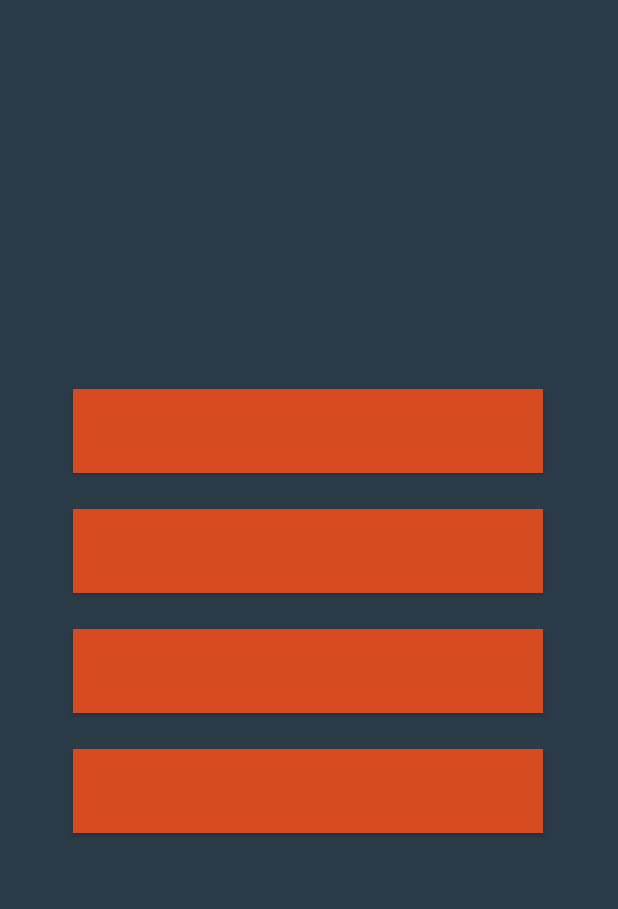
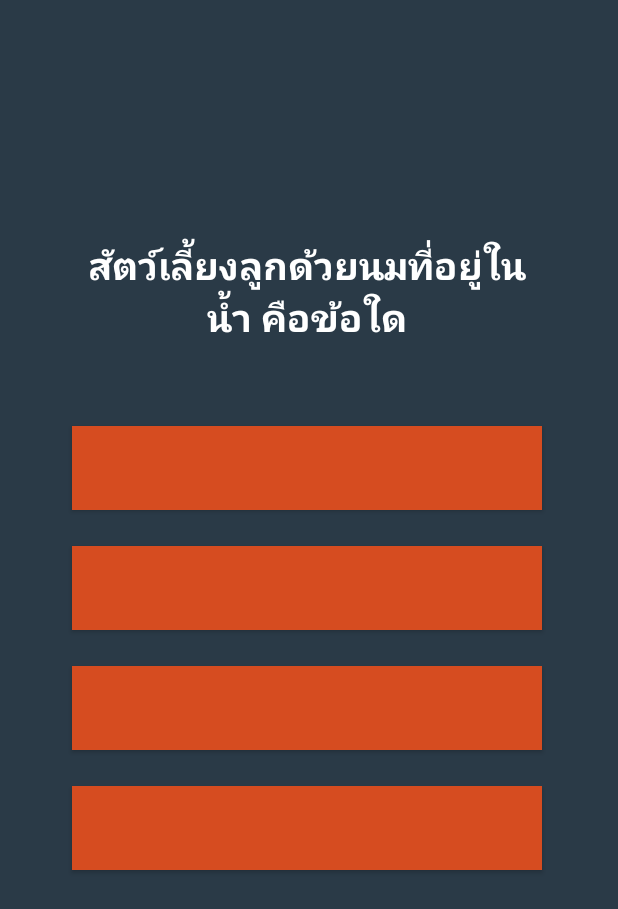
Before and after one commit to llitte/final_project, an Android app: the StartGameActivity screen opened directly, with no data from a screen before it, on a phone screen of 412 x 824 dp. Shown: the top 909 px of the screen. Run offline under Robolectric (Android 15) with nearby library versions, the phone set to English and light mode, and no system bars.

Commit message:
//23.11.2020 20:12 ครั้งที่ 4

```diff
--- a/app/src/main/java/mongkhonsin/atsadawut/didyouknow/StartGameActivity.java
+++ b/app/src/main/java/mongkhonsin/atsadawut/didyouknow/StartGameActivity.java
@@ -8,13 +8,16 @@ import android.content.Intent;
 import android.os.Bundle;
 import android.view.View;
 import android.widget.Button;
+import android.widget.TextView;
 
 import mongkhonsin.atsadawut.didyouknow.model.QuestionAndAnswer;
+import mongkhonsin.atsadawut.didyouknow.model.QuestionAndAnswerList;
 
 public class StartGameActivity extends AppCompatActivity implements View.OnClickListener {
 
+    private TextView questionTextView;
     private Button[] mChoiceButton = new Button[4];
-
+    private QuestionAndAnswerList questionAndAnswer = new QuestionAndAnswerList();
 
     @Override
     protected void onCreate(Bundle savedInstanceState) {
@@ -23,6 +26,8 @@ public class StartGameActivity extends AppCompatActivity implements View.OnClick
 
         Intent i = getIntent();
         String category = i.getStringExtra("category");
+
+        questionTextView = findViewById(R.id.question_text_view);
         mChoiceButton[0] = findViewById(R.id.choice1_button);
         mChoiceButton[1] = findViewById(R.id.choice2_button);
         mChoiceButton[2] = findViewById(R.id.choice3_button);
@@ -30,48 +35,8 @@ public class StartGameActivity extends AppCompatActivity implements View.OnClick
         for(int index = 0; index < 4; index++){
             mChoiceButton[index].setOnClickListener(this);
         }
-        QuestionAndAnswer[] animalCategoryList = {
-                // 1
-                new QuestionAndAnswer(
-                        "สัตว์เลี้ยงลูกด้วยนมที่อยู่ในน้ำ คือข้อใด",
-                        "ปลาหมึก",
-                        "ปลาโลมา",
-                        "ปลากระเบน",
-                        "ปลาไหล",
-                        "ปลาโลมา"),
-                // 2
-                new QuestionAndAnswer(
-                        "สัตว์ในข้อใดจัดเป็นสัตว์เลือดอุ่นทั้งหมด",
-                        "เสือ จระเข้",
-                        "วัว กบ",
-                        "กระรอก เต่า",
-                        "ชะนี นกยูง",
-                        "ชะนี นกยูง"),
-                // 3
-                new QuestionAndAnswer(
-                        "ข้อใดไม่ใช่สัตว์เลี้ยงลูกด้วยนม",
-                        "แมว",
-                        "กิ่งก่า",
-                        "ค้างคาว",
-                        "ปลาพะยูน",
-                        "กิ่งก่า"),
-                // 4
-                new QuestionAndAnswer(
-                        "สัตว์ชนิดใดไม่จัดอยู่ในพวกสัตว์ปีก",
-                        "นกแก้ว",
-                        "ค้างคาว",
-                        "นกขุนทอง",
-                        "นกกระจอกเทศ",
-                        "ค้างคาว"),
-                // 5
-                new QuestionAndAnswer(
-                        "ข้อใดที่เป็นลักษณะเหมือนกับของสัตว์ครึ่งน้ำครึ่งบกและสัตว์เลื้อยคลาน",
-                        "การเคลื่อนที่",
-                        "ลักษณะผิวหนัง",
-                        "ไข่มีเปลือกหุ้มแข็ง",
-                        "อุณหภูมร่างกาย",
-                        "อุณหภูมร่างกาย")
-        };
+        QuestionAndAnswer[] animalCategoryList = questionAndAnswer.animalCategoryList;
+        questionTextView.setText(animalCategoryList[0].question);
 
     }
     public void onClick(View view){
--- a/app/src/main/java/mongkhonsin/atsadawut/didyouknow/model/QuestionAndAnswerList.java
+++ b/app/src/main/java/mongkhonsin/atsadawut/didyouknow/model/QuestionAndAnswerList.java
@@ -43,4 +43,130 @@ public class QuestionAndAnswerList {
                     "อุณหภูมร่างกาย",
                     "อุณหภูมร่างกาย")
     };
+    static public QuestionAndAnswer[] generalCategoryList ={
+            // 1
+            new QuestionAndAnswer(
+                    "ประธานอาเซียนปี 2563 คือประเทศใด",
+                    "เวียดนาม",
+                    "มาเลเซีย",
+                    "สิงคโปร์",
+                    "ไทย",
+                    "เวียดนาม"),
+            // 2
+            new QuestionAndAnswer(
+                    "กีฬาซีเกมส์ปี 2019 จัดที่ประเทศใด",
+                    "เมียนมาร์",
+                    "ฟิลิปปินส์",
+                    "สิงคโปร์",
+                    "เวียดนาม",
+                    "ฟิลิปปินส์"),
+            // 3
+            new QuestionAndAnswer(
+                    "กีฬาโอลิมปิก 2020 จัดที่ประเทศใด",
+                    "ฟิลิปปินส์",
+                    "ญี่ปุ่น",
+                    "อังกฤษ",
+                    "บราซิล",
+                    "ญี่ปุ่น"),
+            // 4
+            new QuestionAndAnswer(
+                    "การแข่งขันกีฬาโอลิมปิก 2020 จัดเป็นครั้งที่เท่าไร",
+                    "30",
+                    "31",
+                    "32",
+                    "33",
+                    "32"),
+            // 5
+            new QuestionAndAnswer(
+                    "ผู้ชนะการประกวดมิสยูนิเวิร์ส 2019 คือประเทศใด",
+                    "แอฟริกาใต้",
+                    "สหรัฐอเมริกา",
+                    "ไทย",
+                    "แคนาดา",
+                    "แอฟริกาใต้")
+    };
+    static public QuestionAndAnswer[] foodCategoryList ={
+            // 1
+            new QuestionAndAnswer(
+                    "เนื้อเค็ม กินกับเครื่องเคียงใด",
+                    "ไข่เจียว",
+                    "แกงจืด",
+                    "แกงเผ็ด",
+                    "เกงส้มผักรวม",
+                    "เกงส้มผักรวม"),
+            // 2
+            new QuestionAndAnswer(
+                    "ข้าวคลุกกระปิ มีเครื่องแนมในข้อใด",
+                    "เนื้อทอด",
+                    "ไข่ดาว",
+                    "ไข่ลูกเขย",
+                    "หมูหวาน",
+                    "หมูหวาน"),
+            // 3
+            new QuestionAndAnswer(
+                    "คำว่า อาหารที่ต้องจัดเข้าชุดกันประกอบด้วยอาหารประเภทใด",
+                    "ต้ม ผัด",
+                    "แกง ทอด ยำ",
+                    "น้ำพริก ผักลวกผักสด",
+                    "ถูกทุกข้อ",
+                    "ถูกทุกข้อ"),
+            // 4
+            new QuestionAndAnswer(
+                    "ข้อใดคืออาหารภาคกลาง",
+                    "ข้าวสวย แกงมัสมั่น",
+                    "ข้าวเหนียว น้ำพริกหนุ่ม",
+                    "เข้าเหนียว ลาบเป็ด",
+                    "ข้าวสวย แกงเหลือง",
+                    "ข้าวสวย แกงมัสมั่น"),
+            // 5
+            new QuestionAndAnswer(
+                    "ข้อใดคืออาหารภาคเหนือ",
+                    "ต้มยำกุ้ง",
+                    "ใสอั่ว",
+                    "แกงไตปลา",
+                    "แกงเขียวหวาน",
+                    "ใสอั่ว")
+    };
+    static public QuestionAndAnswer[] artistCategoryList ={
+            // 1
+            new QuestionAndAnswer(
+                    "ความงามที่แสดงออกเกี่ยวกับเส้น สี แสงเงา รูปร่าง ความรู้สึก คืออะไร",
+                    "ดนตรี",
+                    "จิตรกรรม",
+                    "ประติมากรรม",
+                    "สถาปัตยกรรม",
+                    "สถาปัตยกรรม"),
+            // 2
+            new QuestionAndAnswer(
+                    "พฤติกรรมอย่างไรของบุคคลซึ่งแสดงว่าเข้าถึงศิลปะ",
+                    "รับรู้และยินดี",
+                    "มองเห็นคุณค่า",
+                    "เข้าใจและซาบซึ้ง",
+                    "ชื่นชอบและสนใจ",
+                    "มองเห็นคุณค่า"),
+            // 3
+            new QuestionAndAnswer(
+                    "ศิลปะประเภทใดที่เหมาะในการนำมาจัดแสดงในสวนสาธารณะ",
+                    "ภาพถ่าย",
+                    "ภาพพิมพ์",
+                    "จิตรกรรม",
+                    "ประติมากรรม",
+                    "ภาพถ่าย"),
+            // 4
+            new QuestionAndAnswer(
+                    "ลักษณะผิวหยาบให้ความรู้สึกอย่างไร",
+                    "แข็งแรง สง่างาม สุภาพ",
+                    "แข็งแรง อ่อนไหว สุภาพ",
+                    "แข็งแรง กระด้าง หนักแน่น",
+                    "แข็งแรง เคลื่อนไหว น่ากลัว",
+                    "แข็งแรง กระด้าง หนักแน่น"),
+            // 5
+            new QuestionAndAnswer(
+                    "ข้อใดเป็นิธีการปลูกฝังความรักในธรรมชาติและสิ่งแวดล้อม",
+                    "วาดภาพสัตว์",
+                    "วาดภาพทิวทัศน์",
+                    "ปั้นรูปวิถีชีวิตผู้คน",
+                    "ถูกทุกข้อ",
+                    "ถูกทุกข้อ")
+    };
 }
--- a/app/src/main/res/layout/activity_score_board.xml
+++ b/app/src/main/res/layout/activity_score_board.xml
@@ -163,7 +163,7 @@
         android:layout_height="46dp"
         android:layout_marginTop="8dp"
         android:gravity="center"
-        android:text="ARTIST"
+        android:text="ART"
         android:textColor="#FFFFFF"
         android:textSize="20sp"
         android:textStyle="bold"
--- a/app/src/main/res/layout/activity_select_category.xml
+++ b/app/src/main/res/layout/activity_select_category.xml
@@ -75,7 +75,7 @@
         android:layout_marginTop="8dp"
         android:layout_marginBottom="8dp"
         android:background="#DD6E4B"
-        android:text="ARTIST"
+        android:text="ART"
         android:textColor="#FFFFFF"
         android:textSize="22sp"
         app:layout_constraintBottom_toBottomOf="parent"
--- a/app/src/main/res/layout/activity_start_game.xml
+++ b/app/src/main/res/layout/activity_start_game.xml
@@ -9,8 +9,8 @@
 
     <TextView
         android:id="@+id/question_text_view"
-        android:layout_width="372dp"
-        android:layout_height="117dp"
+        android:layout_width="317dp"
+        android:layout_height="149dp"
         android:gravity="center"
         android:textColor="#FFFFFF"
         android:textSize="25sp"
```
